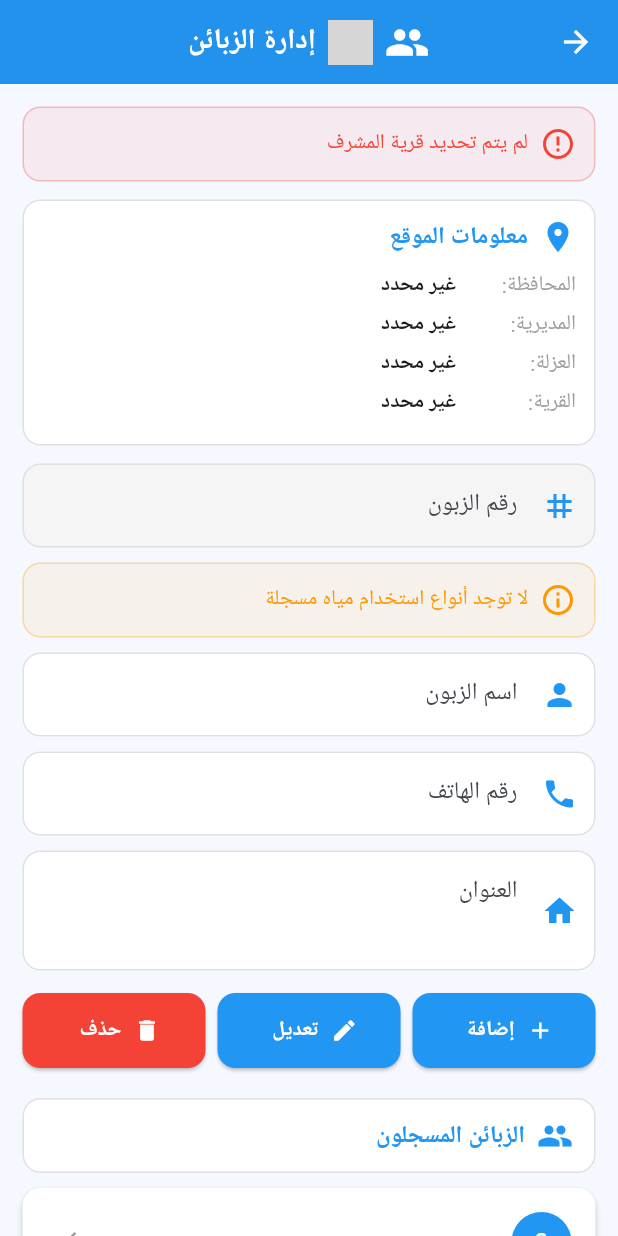
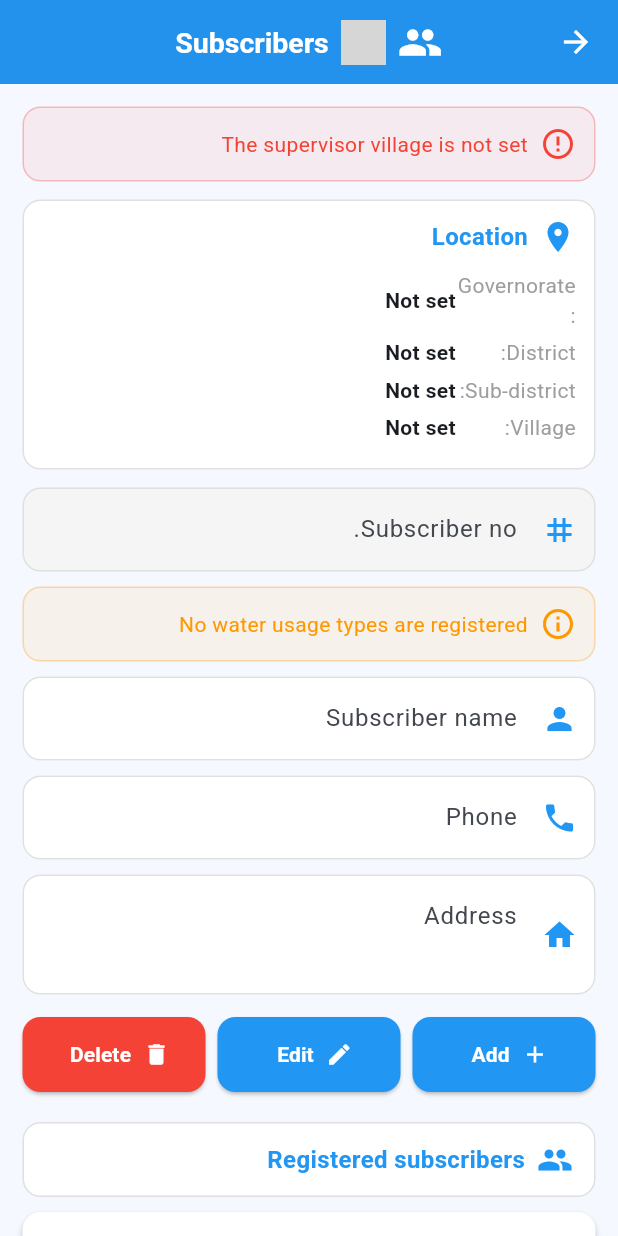
Before and after one commit to jamaly1882/my_water, a Flutter app: the CustomerScreen screen opened directly with empty values, on a phone screen of 412 x 824 dp. Run offline on Flutter 3.47's test engine with Material 3 defaults, Android fonts, the light colour scheme and no system bars; our stand-ins replace cloud_firestore, firebase_auth, firebase_core, image_cropper, image_picker; missing offline and left inert: dart:html, dart:js_util, google_mlkit_text_recognition; accounts and stored records are empty; grey boxes are pictures that could not be loaded.

Commit message:
feat(i18n): English for subscribers and invoicing screens
- customer_screen (36 strings): usage types, location card, add/edit/delete
  validation and dialogs
- invoice_screen (8): demo rows, cycle picker, issue action
Verified: 72 files parse, zero syntax errors.

Co-authored-by: arena-agent <297053741+arena-agent@users.noreply.github.com>

```diff
--- a/lib/screens/customer_screen.dart
+++ b/lib/screens/customer_screen.dart
@@ -243,7 +243,7 @@ class _CustomerScreenState extends State<CustomerScreen> {
 
         if (docs.isEmpty) {
           return _warningBox(
-            'لا توجد أنواع استخدام مياه مسجلة',
+            'No water usage types are registered',
           );
         }
 
@@ -265,7 +265,7 @@ class _CustomerScreenState extends State<CustomerScreen> {
           decoration:
               InputDecoration(
             labelText:
-                'نوع استخدام المياه',
+                'Water usage type',
             prefixIcon:
                 const Icon(
               Icons.water_drop,
@@ -471,7 +471,7 @@ class _CustomerScreenState extends State<CustomerScreen> {
             .trim()
             .isEmpty) {
       return _errorBox(
-        'لم يتم تحديد قرية المشرف',
+        'The supervisor village is not set',
       );
     }
 
@@ -508,7 +508,7 @@ class _CustomerScreenState extends State<CustomerScreen> {
                       .start,
               children: [
                 const Text(
-                  'قرية المشرف',
+                  'Supervisor village',
                   style: TextStyle(
                     fontSize: 13,
                     color:
@@ -523,7 +523,7 @@ class _CustomerScreenState extends State<CustomerScreen> {
                               null ||
                           villageName
                               .isEmpty
-                      ? 'غير محددة'
+                      ? 'Not set'
                       : villageName,
                   style:
                       const TextStyle(
@@ -581,7 +581,7 @@ class _CustomerScreenState extends State<CustomerScreen> {
                 width: 8,
               ),
               Text(
-                'معلومات الموقع',
+                'Location',
                 style: TextStyle(
                   fontSize: 16,
                   fontWeight:
@@ -596,19 +596,19 @@ class _CustomerScreenState extends State<CustomerScreen> {
             height: 10,
           ),
           _locationRow(
-            'المحافظة',
+            'Governorate',
             widget.provinceName,
           ),
           _locationRow(
-            'المديرية',
+            'District',
             widget.districtName,
           ),
           _locationRow(
-            'العزلة',
+            'Sub-district',
             widget.hamletName,
           ),
           _locationRow(
-            'القرية',
+            'Village',
             widget.villageName,
           ),
         ],
@@ -627,7 +627,7 @@ class _CustomerScreenState extends State<CustomerScreen> {
     final text =
         value == null ||
                 value.trim().isEmpty
-            ? 'غير محدد'
+            ? 'Not set'
             : value;
 
     return Padding(
@@ -772,7 +772,7 @@ class _CustomerScreenState extends State<CustomerScreen> {
         .trim()
         .isEmpty) {
       message(
-        'لم يتم تحديد المشرف',
+        'The supervisor is not set',
         color: Colors.orange,
       );
       return;
@@ -784,7 +784,7 @@ class _CustomerScreenState extends State<CustomerScreen> {
             .trim()
             .isEmpty) {
       message(
-        'لم يتم تحديد قرية المشرف',
+        'The supervisor village is not set',
         color: Colors.orange,
       );
       return;
@@ -792,7 +792,7 @@ class _CustomerScreenState extends State<CustomerScreen> {
 
     if (name.isEmpty) {
       message(
-        'أدخل اسم الزبون',
+        'Enter the subscriber name',
         color: Colors.orange,
       );
       return;
@@ -800,7 +800,7 @@ class _CustomerScreenState extends State<CustomerScreen> {
 
     if (phone.isEmpty) {
       message(
-        'أدخل رقم الهاتف',
+        'Enter the phone number',
         color: Colors.orange,
       );
       return;
@@ -812,7 +812,7 @@ class _CustomerScreenState extends State<CustomerScreen> {
             .trim()
             .isEmpty) {
       message(
-        'اختر نوع استخدام المياه',
+        'Choose the water usage type',
         color: Colors.orange,
       );
       return;
@@ -840,7 +840,7 @@ class _CustomerScreenState extends State<CustomerScreen> {
 
       if (exists) {
         message(
-          'رقم الهاتف موجود مسبقاً',
+          'That phone number already exists',
           color: Colors.orange,
         );
         return;
@@ -992,7 +992,7 @@ class _CustomerScreenState extends State<CustomerScreen> {
       // ========================================================
 
       message(
-        'تم إضافة الزبون بنجاح',
+        'Subscriber added',
         color: Colors.green,
       );
 
@@ -1030,7 +1030,7 @@ class _CustomerScreenState extends State<CustomerScreen> {
     if (selectedCustomerId ==
         null) {
       message(
-        'اختر زبوناً من القائمة أولاً',
+        'Choose a subscriber from the list first',
         color: Colors.orange,
       );
       return;
@@ -1047,7 +1047,7 @@ class _CustomerScreenState extends State<CustomerScreen> {
 
     if (name.isEmpty) {
       message(
-        'أدخل اسم الزبون',
+        'Enter the subscriber name',
         color: Colors.orange,
       );
       return;
@@ -1055,7 +1055,7 @@ class _CustomerScreenState extends State<CustomerScreen> {
 
     if (phone.isEmpty) {
       message(
-        'أدخل رقم الهاتف',
+        'Enter the phone number',
         color: Colors.orange,
       );
       return;
@@ -1067,7 +1067,7 @@ class _CustomerScreenState extends State<CustomerScreen> {
             .trim()
             .isEmpty) {
       message(
-        'اختر نوع استخدام المياه',
+        'Choose the water usage type',
         color: Colors.orange,
       );
       return;
@@ -1087,7 +1087,7 @@ class _CustomerScreenState extends State<CustomerScreen> {
 
       if (exists) {
         message(
-          'رقم الهاتف مستخدم لزبون آخر',
+          'That phone number belongs to another subscriber',
           color: Colors.orange,
         );
         return;
@@ -1114,7 +1114,7 @@ class _CustomerScreenState extends State<CustomerScreen> {
       });
 
       message(
-        'تم تعديل بيانات الزبون بنجاح',
+        'Subscriber updated',
         color: Colors.green,
       );
 
@@ -1144,7 +1144,7 @@ class _CustomerScreenState extends State<CustomerScreen> {
     if (selectedCustomerId ==
         null) {
       message(
-        'اختر زبوناً من القائمة أولاً',
+        'Choose a subscriber from the list first',
         color: Colors.orange,
       );
       return;
@@ -1173,13 +1173,13 @@ class _CustomerScreenState extends State<CustomerScreen> {
                   width: 8,
                 ),
                 Text(
-                  'تأكيد الحذف',
+                  'Confirm delete',
                 ),
               ],
             ),
             content:
                 const Text(
-              'هل تريد حذف الزبون المحدد؟',
+              'Delete the selected subscriber?',
             ),
             actions: [
               TextButton(
@@ -1191,7 +1191,7 @@ class _CustomerScreenState extends State<CustomerScreen> {
                 },
                 child:
                     const Text(
-                  'إلغاء',
+                  'Cancel',
                   style:
                       TextStyle(
                     color:
@@ -1221,7 +1221,7 @@ class _CustomerScreenState extends State<CustomerScreen> {
                 ),
                 label:
                     const Text(
-                  'حذف',
+                  'Delete',
                 ),
               ),
             ],
@@ -1250,7 +1250,7 @@ class _CustomerScreenState extends State<CustomerScreen> {
           .delete();
 
       message(
-        'تم حذف الزبون بنجاح',
+        'Subscriber deleted',
         color: Colors.green,
       );
 
@@ -1397,7 +1397,7 @@ class _CustomerScreenState extends State<CustomerScreen> {
                   height: 8,
                 ),
                 Text(
-                  'لا توجد زبائن مسجلين',
+                  'No subscribers registered',
                   style:
                       TextStyle(
                     color:
@@ -1492,7 +1492,7 @@ class _CustomerScreenState extends State<CustomerScreen> {
                     width: 8,
                   ),
                   Text(
-                    'الزبائن المسجلون',
+                    'Registered subscribers',
                     style:
                         TextStyle(
                       color:
@@ -1634,7 +1634,7 @@ class _CustomerScreenState extends State<CustomerScreen> {
                     ),
                     subtitle:
                         Text(
-                      'الهاتف: $phone'
+                      'Phone: $phone'
                       '${usage.isEmpty ? '' : '\nالاستخدام: $usage'}',
                     ),
                     isThreeLine:
@@ -1704,8 +1704,8 @@ class _CustomerScreenState extends State<CustomerScreen> {
             label:
                 Text(
               loading
-                  ? 'جاري الإضافة...'
-                  : 'إضافة',
+                  ? 'Adding…'
+                  : 'Add',
               style:
                   const TextStyle(
                 fontWeight:
@@ -1763,7 +1763,7 @@ class _CustomerScreenState extends State<CustomerScreen> {
             ),
             label:
                 const Text(
-              'تعديل',
+              'Edit',
               style:
                   TextStyle(
                 fontWeight:
@@ -1821,7 +1821,7 @@ class _CustomerScreenState extends State<CustomerScreen> {
             ),
             label:
                 const Text(
-              'حذف',
+              'Delete',
               style:
                   TextStyle(
                 fontWeight:
@@ -1886,7 +1886,7 @@ class _CustomerScreenState extends State<CustomerScreen> {
         appBar:
             const MyAppBar(
           title:
-              'إدارة الزبائن',
+              'Subscribers',
           icon:
               Icons.people,
         ),
@@ -1933,7 +1933,7 @@ class _CustomerScreenState extends State<CustomerScreen> {
                 controller:
                     customerNoController,
                 label:
-                    'رقم الزبون',
+                    'Subscriber no.',
                 icon:
                     Icons.tag,
                 readOnly:
@@ -1962,7 +1962,7 @@ class _CustomerScreenState extends State<CustomerScreen> {
                 controller:
                     nameController,
                 label:
-                    'اسم الزبون',
+                    'Subscriber name',
                 icon:
                     Icons.person,
                 textInputAction:
@@ -1982,7 +1982,7 @@ class _CustomerScreenState extends State<CustomerScreen> {
                 controller:
                     phoneController,
                 label:
-                    'رقم الهاتف',
+                    'Phone',
                 icon:
                     Icons.phone,
                 keyboardType:
@@ -2005,7 +2005,7 @@ class _CustomerScreenState extends State<CustomerScreen> {
                 controller:
                     addressController,
                 label:
-                    'العنوان',
+                    'Address',
                 icon:
                     Icons.home,
                 maxLines:
--- a/lib/screens/invoice_screen.dart
+++ b/lib/screens/invoice_screen.dart
@@ -24,22 +24,22 @@ class _InvoiceScreenState
   final List<Map<String,dynamic>> invoices = [
 
     {
-      "customer":"محمد أحمد",
+      "customer":"Mohammed Ahmed",
       "account":"100001",
       "consumption":50,
       "price":10,
       "amount":500,
-      "status":"جاهز"
+      "status":"Ready"
     },
 
 
     {
-      "customer":"أحمد علي",
+      "customer":"Ahmed Ali",
       "account":"100002",
       "consumption":80,
       "price":10,
       "amount":800,
-      "status":"جاهز"
+      "status":"Ready"
     },
 
   ];
@@ -48,8 +48,8 @@ class _InvoiceScreenState
 
   final List<String> cycles=[
 
-    "دور شهر 7 - 2026",
-    "دور شهر 8 - 2026",
+    "July 2026 cycle",
+    "August 2026 cycle",
 
   ];
 
@@ -67,7 +67,7 @@ class _InvoiceScreenState
 
         content:
         Text(
-          "تم إصدار الفواتير",
+          "Invoices issued",
         ),
 
       ),
@@ -100,7 +100,7 @@ class _InvoiceScreenState
 
           title:
           const Text(
-              "إصدار الفواتير"
+              "Issue invoices"
           ),
 
           centerTitle:true,
@@ -130,7 +130,7 @@ class _InvoiceScreenState
                 const InputDecoration(
 
                   labelText:
-                  "اختيار الدور",
+                  "Choose the cycle",
 
                   border:
                   OutlineInputBorder(),
@@ -288,7 +288,7 @@ class _InvoiceScreenState
 
                   label:
                   const Text(
-                      "إصدار الفواتير"
+                      "Issue invoices"
                   ),
 
 
```
